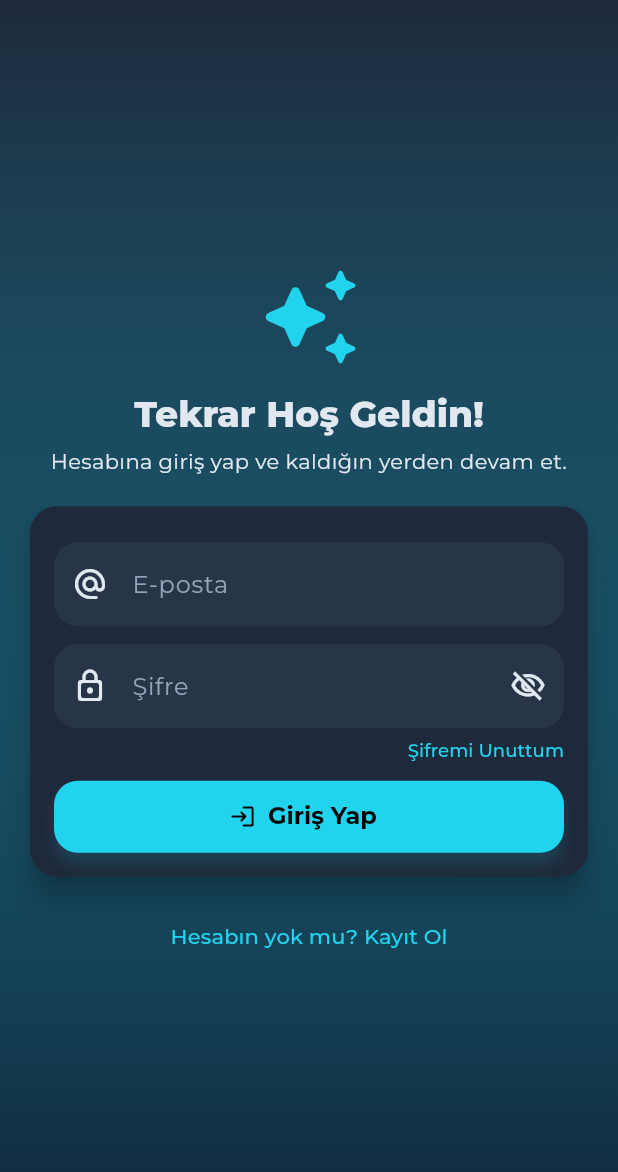
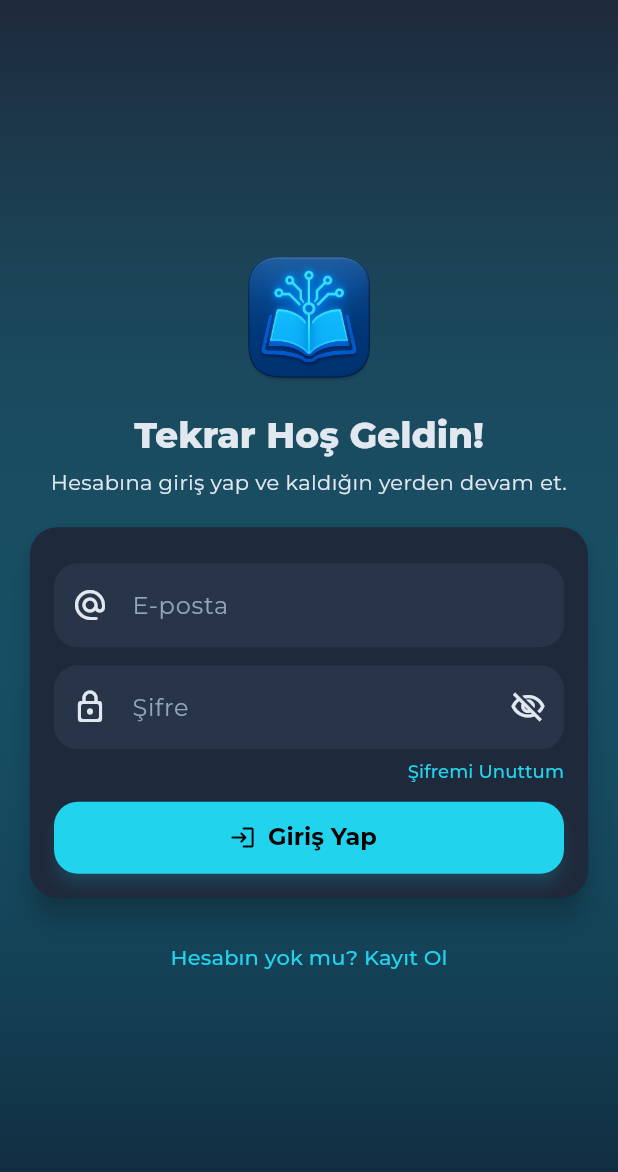
Before and after one commit to bakituncher/bilgee, a Flutter app: the screen it shows after launch, on a phone screen of 412 x 824 dp. Shown: the top 1172 px of the screen. Run offline on Flutter 3.47's test engine with Material 3 defaults, Android fonts, the phone set to English and light mode, and no system bars; our stand-ins replace cached_network_image, cloud_firestore, cloud_functions, confetti, cross_file, equatable and 16 more; missing offline and left inert: firebase_app_check, flutter_math_fork, markdown; accounts and stored records are empty; generated files the repository leaves out were written again; network calls fail.

Commit message:
feat: Add app logo and display on login screen
- Added the app logo to the login screen.
- Updated the app icon for both Android and iOS.
- Added the `assets/images/` directory to `pubspec.yaml`.

The app icons were generated using ImageMagick. The code review tool failed due to the large number of generated icon files.

```diff
--- a/lib/features/auth/presentation/login_screen.dart
+++ b/lib/features/auth/presentation/login_screen.dart
@@ -146,7 +146,7 @@ class _LoginScreenState extends ConsumerState<LoginScreen> {
                     // Logo ve başlık
                     Column(
                       children: [
-                        Icon(Icons.auto_awesome_rounded, size: 72, color: Theme.of(context).colorScheme.primary),
+                        Image.asset('assets/images/logo.png', height: 100),
                         const SizedBox(height: 12),
                         Text('Tekrar Hoş Geldin!', textAlign: TextAlign.center, style: Theme.of(context).textTheme.headlineSmall?.copyWith(fontWeight: FontWeight.w800)),
                         const SizedBox(height: 6),
--- a/pubspec.yaml
+++ b/pubspec.yaml
@@ -76,3 +76,4 @@ flutter:
   assets:
     - assets/data/
     - assets/prompts/
+    - assets/images/
```
Also changed, not shown: 20 other files.
